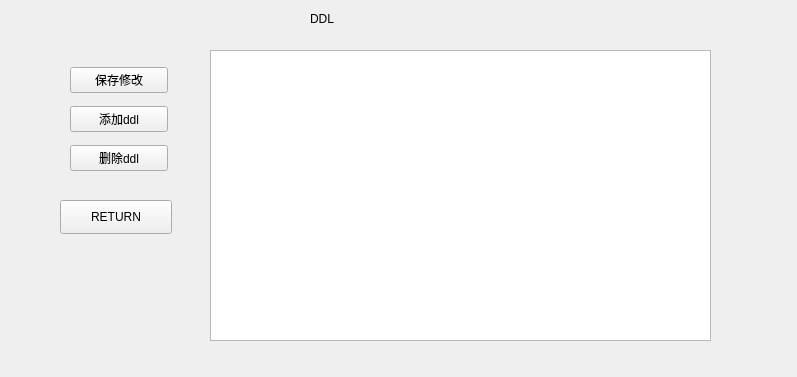
jinkq/CourseTable, file cola/ddl.ui: the form before one commit.
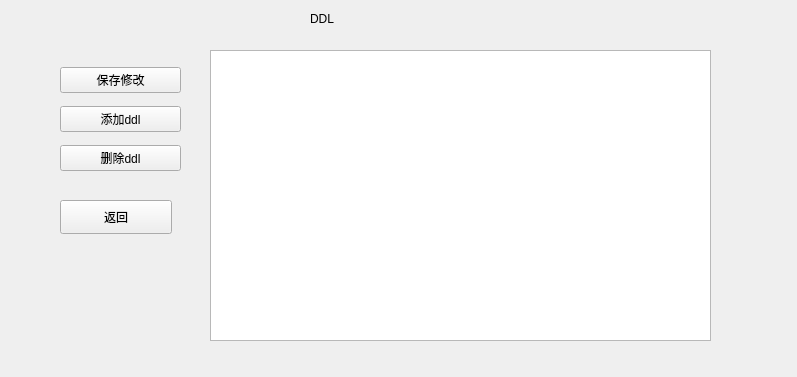
The form after the commit.

Diff of the .ui file:
```diff
--- a/cola/ddl.ui
+++ b/cola/ddl.ui
@@ -36,7 +36,7 @@
     </rect>
    </property>
    <property name="text">
-    <string>RETURN</string>
+    <string>返回</string>
    </property>
   </widget>
   <widget class="QTableWidget" name="ddlTable">
@@ -52,9 +52,9 @@
   <widget class="QWidget" name="widget" native="true">
    <property name="geometry">
     <rect>
-     <x>70</x>
+     <x>60</x>
      <y>60</y>
-     <width>98</width>
+     <width>121</width>
      <height>121</height>
     </rect>
    </property>
```
